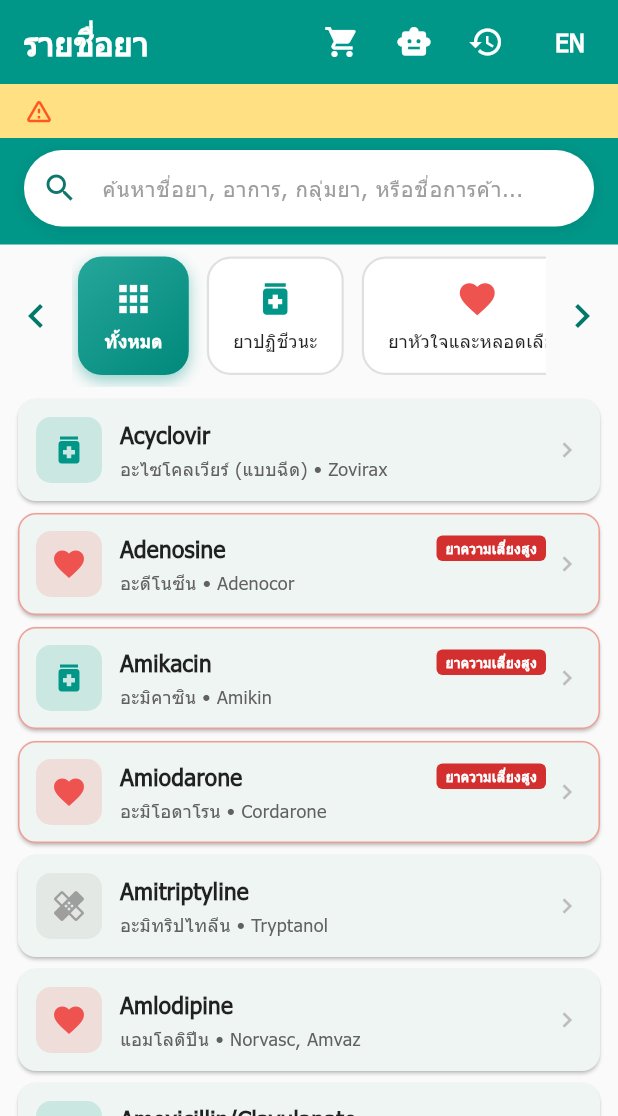
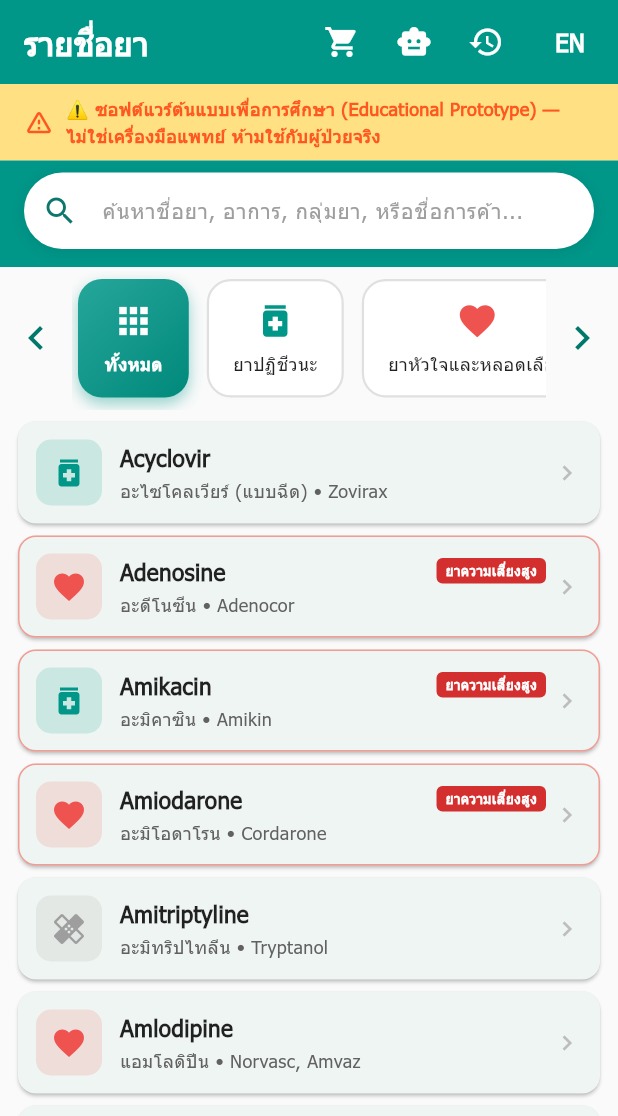
Before and after one commit to Hal281/Drugph, a Flutter app: the screen it shows after launch, on a phone screen of 412 x 824 dp, the part 120-1236 px from its top. Run offline on Flutter 3.47's test engine with Material 3 defaults, Android fonts, the phone set to English and light mode, and no system bars; our stand-ins replace google_generative_ai, pdf, printing.

Commit message:
Update home_screen.dart

```diff
--- a/lib/ui/home_screen.dart
+++ b/lib/ui/home_screen.dart
@@ -364,8 +364,8 @@ class _HomeScreenState extends State<HomeScreen> {
                 Expanded(
                   child: Text(
                     isThai
-                        ? ''
-                        : '',
+                        ? '⚠️ ซอฟต์แวร์ต้นแบบเพื่อการศึกษา (Educational Prototype) — ไม่ใช่เครื่องมือแพทย์ ห้ามใช้กับผู้ป่วยจริง'
+                        : '⚠️ Educational SaMD Prototype — Not a certified medical device. Never for real patient use.',
                     style: const TextStyle(
                         fontSize: 12,
                         fontWeight: FontWeight.w700,
```
